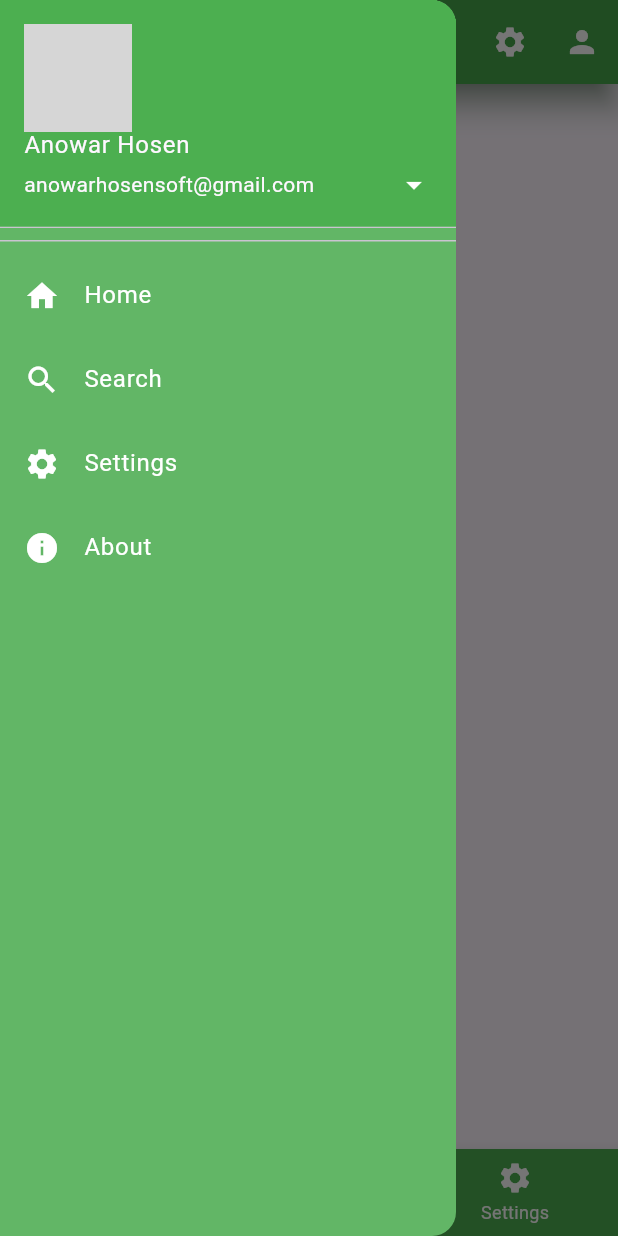
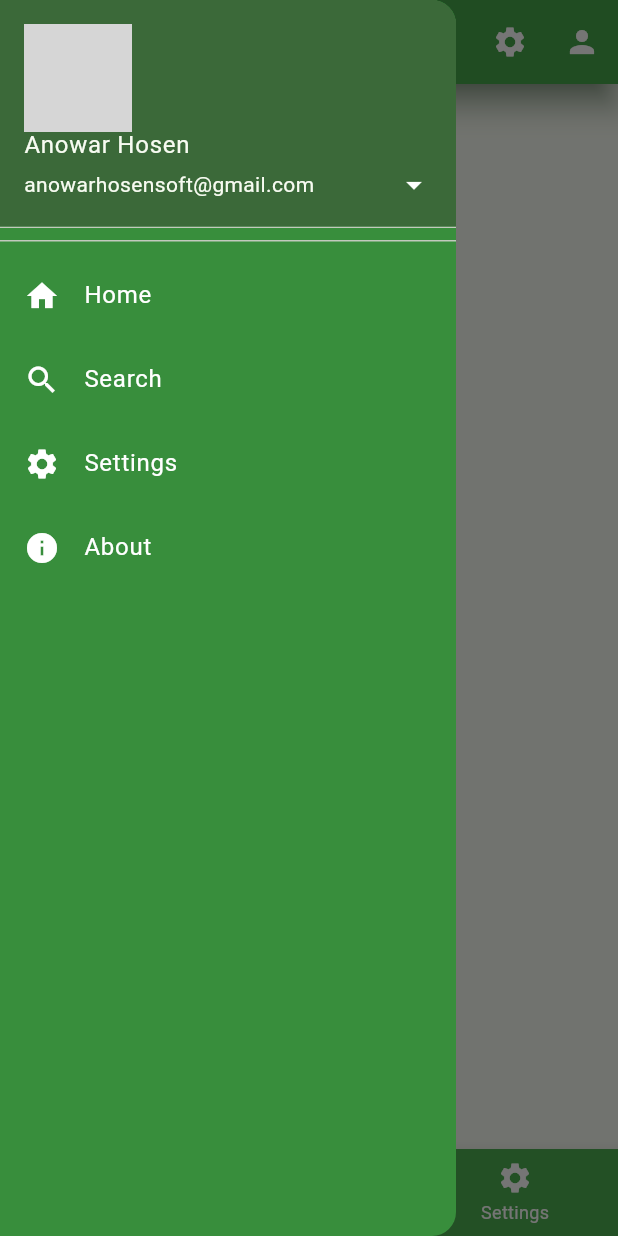
Before and after one commit to MdAnowarHosen/learn-flutter, a Flutter app: the screen it shows after launch, with the side drawer open, on a phone screen of 412 x 824 dp. Run offline on Flutter 3.47's test engine with Material 3 defaults, Android fonts, the light colour scheme and no system bars; network calls fail; grey boxes are pictures that could not be loaded.

Commit message:
theme select

```diff
--- a/lib/main.dart
+++ b/lib/main.dart
@@ -12,7 +12,9 @@ class MyApp extends StatelessWidget {
     return MaterialApp(
       home: HomeActivity(),
       debugShowCheckedModeBanner: false,
-      theme: ThemeData(primaryColor: Colors.green),
+      theme: ThemeData(
+         colorScheme: ColorScheme.fromSeed(seedColor: Colors.green),
+      ),
       // theme: ThemeData(primarySwatch: Colors.green) ,
       // color: Colors.green,
     );
@@ -85,14 +87,14 @@ class HomeActivity extends StatelessWidget {
         unselectedItemColor: Colors.white,
       ),
       drawer: Drawer(
-        backgroundColor: Colors.green[400],
-        surfaceTintColor: Colors.green[900],
+        backgroundColor: Colors.green[700],
+        // surfaceTintColor: Colors.green[900],
         child: ListView(
           children: [
             DrawerHeader(
               padding: EdgeInsets.zero,
               child: UserAccountsDrawerHeader(
-                decoration: BoxDecoration(color: Colors.green),
+                // decoration: BoxDecoration(color: Colors.green),
                 accountName: Text('Anowar Hosen'),
                 accountEmail: Text('anowarhosensoft@gmail.com'),
                 currentAccountPicture: CircleAvatar(
```
